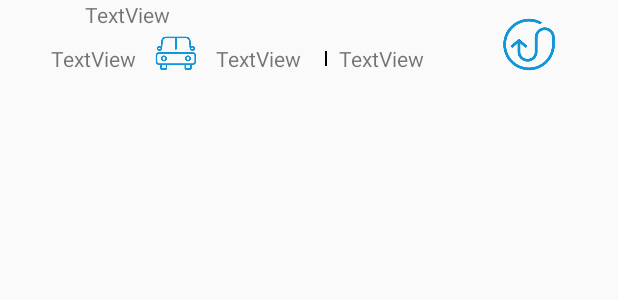
After one commit to zhangxiaobo-9426/RWT, an Android app: the layout vicinity_item.xml on its own in the app's theme, with its tools: preview values and no code run, on a phone screen of 412 x 824 dp. The commit adds this screen. Shown: the top 300 px of the screen. Run offline under Robolectric (Android 15) with nearby library versions, the phone set to English and light mode, and no system bars.

Commit message:
add VicinityAdapter
自己加载数据

```diff
--- /dev/null
+++ b/app/src/main/res/layout/vicinity_item.xml
@@ -0,0 +1,94 @@
+<?xml version="1.0" encoding="utf-8"?>
+<androidx.constraintlayout.widget.ConstraintLayout xmlns:android="http://schemas.android.com/apk/res/android"
+    xmlns:app="http://schemas.android.com/apk/res-auto"
+    xmlns:tools="http://schemas.android.com/tools"
+    android:layout_width="match_parent"
+    android:layout_height="wrap_content">
+
+    <TextView
+        android:id="@+id/vicinity_item_carcolor"
+        android:layout_width="10dp"
+        android:layout_height="10dp"
+        android:layout_marginStart="8dp"
+        app:layout_constraintBottom_toBottomOf="parent"
+        app:layout_constraintStart_toStartOf="parent"
+        app:layout_constraintTop_toTopOf="parent"
+        app:layout_constraintVertical_bias="0.521"
+        tools:srcCompat="@tools:sample/avatars" />
+
+    <TextView
+        android:id="@+id/vicinity_item_title"
+        android:layout_width="wrap_content"
+        android:layout_height="wrap_content"
+        android:text="TextView"
+        app:layout_constraintBottom_toBottomOf="parent"
+        app:layout_constraintEnd_toEndOf="parent"
+        app:layout_constraintHorizontal_bias="0.159"
+        app:layout_constraintStart_toStartOf="parent"
+        app:layout_constraintTop_toTopOf="parent"
+        app:layout_constraintVertical_bias="0.0" />
+
+    <TextView
+        android:id="@+id/vicinity_item_distance"
+        android:layout_width="wrap_content"
+        android:layout_height="wrap_content"
+        android:layout_marginStart="16dp"
+        android:text="TextView"
+        app:layout_constraintBottom_toBottomOf="parent"
+        app:layout_constraintStart_toEndOf="@+id/vicinity_item_carcolor"
+        app:layout_constraintTop_toBottomOf="@+id/vicinity_item_title" />
+
+    <ImageView
+        android:id="@+id/imageView4"
+        android:layout_width="37dp"
+        android:layout_height="31dp"
+        android:layout_marginStart="8dp"
+        android:layout_marginBottom="8dp"
+        app:layout_constraintBottom_toBottomOf="parent"
+        app:layout_constraintStart_toEndOf="@+id/vicinity_item_distance"
+        app:layout_constraintTop_toBottomOf="@+id/vicinity_item_title"
+        app:srcCompat="@drawable/reservation_car" />
+
+    <TextView
+        android:id="@+id/vicinity_item_time"
+        android:layout_width="wrap_content"
+        android:layout_height="wrap_content"
+        android:layout_marginStart="8dp"
+        android:text="TextView"
+        app:layout_constraintBottom_toBottomOf="parent"
+        app:layout_constraintStart_toEndOf="@+id/imageView4"
+        app:layout_constraintTop_toBottomOf="@+id/vicinity_item_title" />
+
+    <View
+        android:id="@+id/divider"
+        android:layout_width="1dp"
+        android:layout_height="10dp"
+        android:layout_marginStart="16dp"
+        android:background="@android:color/background_dark"
+        app:layout_constraintBottom_toBottomOf="parent"
+        app:layout_constraintStart_toEndOf="@+id/vicinity_item_time"
+        app:layout_constraintTop_toBottomOf="@+id/vicinity_item_title" />
+
+    <TextView
+        android:id="@+id/vicinity_item_location"
+        android:layout_width="wrap_content"
+        android:layout_height="wrap_content"
+        android:layout_marginStart="8dp"
+        android:text="TextView"
+        app:layout_constraintBottom_toBottomOf="parent"
+        app:layout_constraintStart_toEndOf="@+id/divider"
+        app:layout_constraintTop_toBottomOf="@+id/vicinity_item_title" />
+
+    <ImageView
+        android:id="@+id/imageView5"
+        android:layout_width="41dp"
+        android:layout_height="39dp"
+        android:layout_marginTop="8dp"
+        android:layout_marginBottom="8dp"
+        app:layout_constraintBottom_toBottomOf="parent"
+        app:layout_constraintEnd_toEndOf="parent"
+        app:layout_constraintHorizontal_bias="0.891"
+        app:layout_constraintStart_toEndOf="@+id/vicinity_item_carcolor"
+        app:layout_constraintTop_toTopOf="parent"
+        app:srcCompat="@drawable/vicinity_way" />
+</androidx.constraintlayout.widget.ConstraintLayout>
--- a/build.gradle
+++ b/build.gradle
@@ -19,6 +19,8 @@ allprojects {
         google()
         jcenter()
 
+        maven { url 'https://jitpack.io' }
+
     }
 }
 
```
Also changed, not shown: app/build.gradle (+7 -0 lines), app/src/main/java/com/example/rwt/ui/vicinity/VicinityAdapter.java (added, +23 -0 lines), app/src/main/java/com/example/rwt/ui/vicinity/VicinityFragment.java (+37 -0 lines), app/src/main/java/com/example/rwt/ui/vicinity/entity/VicinityCar.java (added, +67 -0 lines), app/src/main/res/layout/vicinity_fragment.xml (+26 -2 lines).
